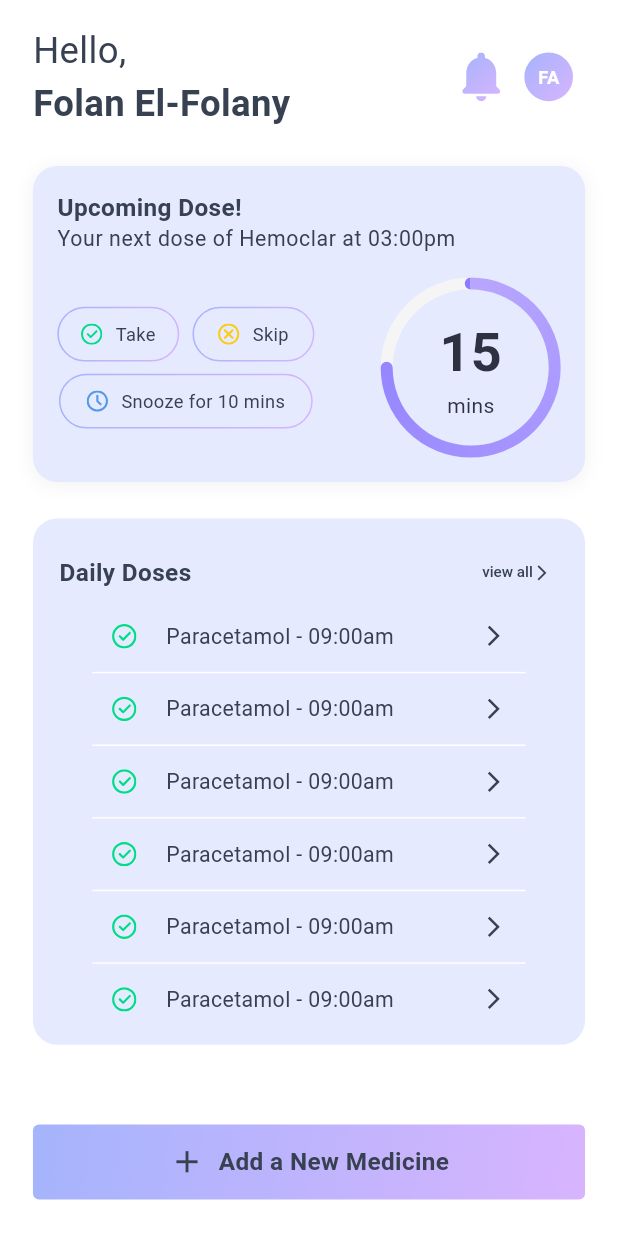
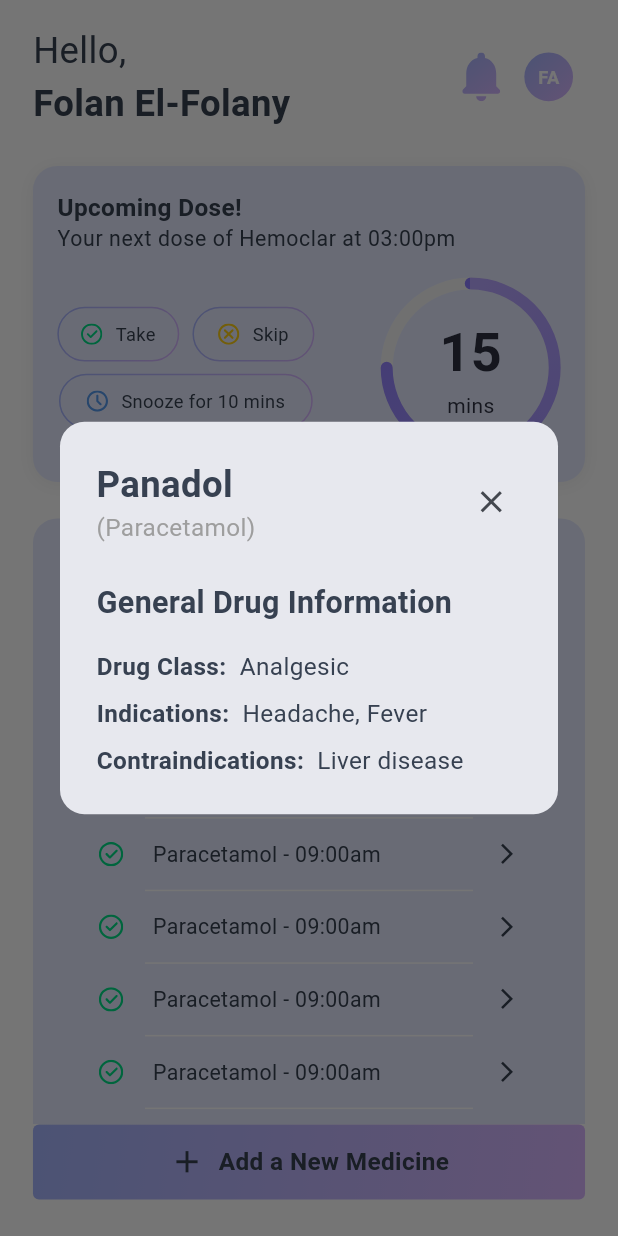
Before and after one commit to ahmed-tarek-salem/ovida, a Flutter app: the screen it shows after launch, after a tap on "Paracetamol - 09:00am", on a phone screen of 412 x 824 dp. Run offline on Flutter 3.47's test engine with Material 3 defaults, Android fonts, the phone set to English and light mode, and no system bars; our stand-ins replace auto_route, bloc, dio, equatable, flutter_bloc, flutter_form_builder and 9 more; accounts and stored records are empty; Roboto replaces fonts that are missing (ReadexPro).

Commit message:
feat: Add DrugInfoDialog

```diff
--- a/lib/src/core/shared/widgets/dose_tile.dart
+++ b/lib/src/core/shared/widgets/dose_tile.dart
@@ -2,6 +2,7 @@ import 'package:flutter/material.dart';
 import 'package:flutter_screenutil/flutter_screenutil.dart';
 import 'package:flutter_svg/flutter_svg.dart';
 import 'package:ovida/src/core/constants/app_colors.dart';
+import 'package:ovida/src/core/constants/app_constants.dart';
 import 'package:ovida/src/core/constants/app_icons.dart';
 
 class DoseTile extends StatelessWidget {
@@ -45,7 +46,12 @@ class DoseTile extends StatelessWidget {
             ],
           ),
         ),
-        if (!withOutDivider) Divider(color: dividerColor, height: 28.h),
+        if (!withOutDivider)
+          Padding(
+            padding: EdgeInsets.symmetric(
+                horizontal: AppConstants.horizontalPadding * 2),
+            child: Divider(color: dividerColor, height: 28.h),
+          ),
       ],
     );
   }
--- a/lib/src/features/home/presentation/screens/home_screen.dart
+++ b/lib/src/features/home/presentation/screens/home_screen.dart
@@ -7,6 +7,7 @@ import 'package:ovida/src/core/constants/app_icons.dart';
 import 'package:ovida/src/core/shared/widgets/dose_tile.dart';
 import 'package:ovida/src/core/shared/widgets/gradient_elevated_button.dart';
 import 'package:ovida/src/features/daily_doses/presentation/screens/daily_doses_screen.dart';
+import 'package:ovida/src/features/home/presentation/widgets/drug_info_dialog.dart';
 import 'package:ovida/src/features/home/presentation/widgets/gradient_bordered_button_with_icon.dart';
 import 'package:ovida/src/features/notifications/presentation/screens/notifications_screen.dart';
 import 'package:ovida/src/features/profile/presentation/screens/profile_screen.dart';
@@ -48,15 +49,6 @@ class HomeScreen extends StatelessWidget {
   }
 
   Widget _buildDailyDoses(BuildContext context) {
-    final doses = [
-      {'time': '09:00am', 'medicine': 'Paracetamol', 'taken': true},
-      {'time': '01:00pm', 'medicine': 'Amoxicillin', 'taken': false},
-      {'time': '05:00pm', 'medicine': 'Omeprazole', 'taken': true},
-      {'time': '09:00pm', 'medicine': 'Cetirizine', 'taken': true},
-      {'time': '01:00am', 'medicine': 'Metformin', 'taken': false},
-      {'time': '05:00am', 'medicine': 'Lisinopril', 'taken': true},
-    ];
-
     return Container(
       padding: EdgeInsets.symmetric(vertical: 20.h, horizontal: 16.w),
       decoration: BoxDecoration(
@@ -77,7 +69,11 @@ class HomeScreen extends StatelessWidget {
                 ),
               ),
               TextButton(
-                onPressed: () {},
+                onPressed: () {
+                  Navigator.push(context, MaterialPageRoute(builder: (context) {
+                    return const DailyDosesScreen();
+                  }));
+                },
                 child: Row(
                   children: [
                     Text(
@@ -99,27 +95,23 @@ class HomeScreen extends StatelessWidget {
           ),
           SizedBox(height: 16.h),
           ...List.generate(
-            doses.length,
+            10,
             (index) => Padding(
-              padding: EdgeInsets.symmetric(
-                  horizontal: AppConstants.horizontalPadding),
+              padding: EdgeInsets.symmetric(horizontal: 12.w),
               child: GestureDetector(
+                behavior: HitTestBehavior.opaque,
                 onTap: () {
-                  Navigator.push(context, MaterialPageRoute(builder: (context) {
-                    return const DailyDosesScreen();
-                  }));
+                  showDialog(
+                    context: context,
+                    builder: (context) => DrugInfoDialog(),
+                  );
                 },
                 child: DoseTile(
-                  withOutDivider: index == doses.length - 1,
+                  withOutDivider: index == 9,
                 ),
               ),
             ),
           ),
-          // ...doses.map((dose) => _buildDoseItem(
-          //       time: dose['time'] as String,
-          //       medicine: dose['medicine'] as String,
-          //       taken: dose['taken'] as bool,
-          //     )),
         ],
       ),
     );
--- /dev/null
+++ b/lib/src/features/home/presentation/widgets/drug_info_dialog.dart
@@ -0,0 +1,94 @@
+import 'package:flutter/material.dart';
+import 'package:flutter_screenutil/flutter_screenutil.dart';
+
+class DrugInfoDialog extends StatelessWidget {
+  const DrugInfoDialog({super.key});
+
+  Widget _buildInfoRow(String label, String value) {
+    return Row(
+      crossAxisAlignment: CrossAxisAlignment.start,
+      children: [
+        Text(
+          label,
+          style: TextStyle(
+            fontSize: 16.sp,
+            fontWeight: FontWeight.w600,
+          ),
+        ),
+        SizedBox(width: 8.w),
+        Expanded(
+          child: Text(
+            value,
+            style: TextStyle(
+              fontSize: 16.sp,
+            ),
+          ),
+        ),
+      ],
+    );
+  }
+
+  @override
+  Widget build(BuildContext context) {
+    return Dialog(
+      shape: RoundedRectangleBorder(
+        borderRadius: BorderRadius.circular(16.r),
+      ),
+      child: Padding(
+        padding: EdgeInsets.all(24.r),
+        child: Column(
+          mainAxisSize: MainAxisSize.min,
+          crossAxisAlignment: CrossAxisAlignment.start,
+          children: [
+            Row(
+              mainAxisAlignment: MainAxisAlignment.spaceBetween,
+              children: [
+                Expanded(
+                  child: Column(
+                    crossAxisAlignment: CrossAxisAlignment.start,
+                    children: [
+                      Text(
+                        'Panadol',
+                        style: TextStyle(
+                          fontSize: 24.sp,
+                          fontWeight: FontWeight.w700,
+                        ),
+                        textAlign: TextAlign.center,
+                      ),
+                      Text(
+                        '(Paracetamol)',
+                        style: TextStyle(
+                          fontSize: 16.sp,
+                          color: Colors.grey,
+                        ),
+                        textAlign: TextAlign.center,
+                      ),
+                    ],
+                  ),
+                ),
+                IconButton(
+                  onPressed: () => Navigator.pop(context),
+                  icon: Icon(Icons.close, size: 24.r),
+                ),
+              ],
+            ),
+            SizedBox(height: 24.h),
+            Text(
+              'General Drug Information',
+              style: TextStyle(
+                fontSize: 20.sp,
+                fontWeight: FontWeight.w600,
+              ),
+            ),
+            SizedBox(height: 16.h),
+            _buildInfoRow('Drug Class:', 'Analgesic'),
+            SizedBox(height: 8.h),
+            _buildInfoRow('Indications:', 'Headache, Fever'),
+            SizedBox(height: 8.h),
+            _buildInfoRow('Contraindications:', 'Liver disease'),
+          ],
+        ),
+      ),
+    );
+  }
+}
```
